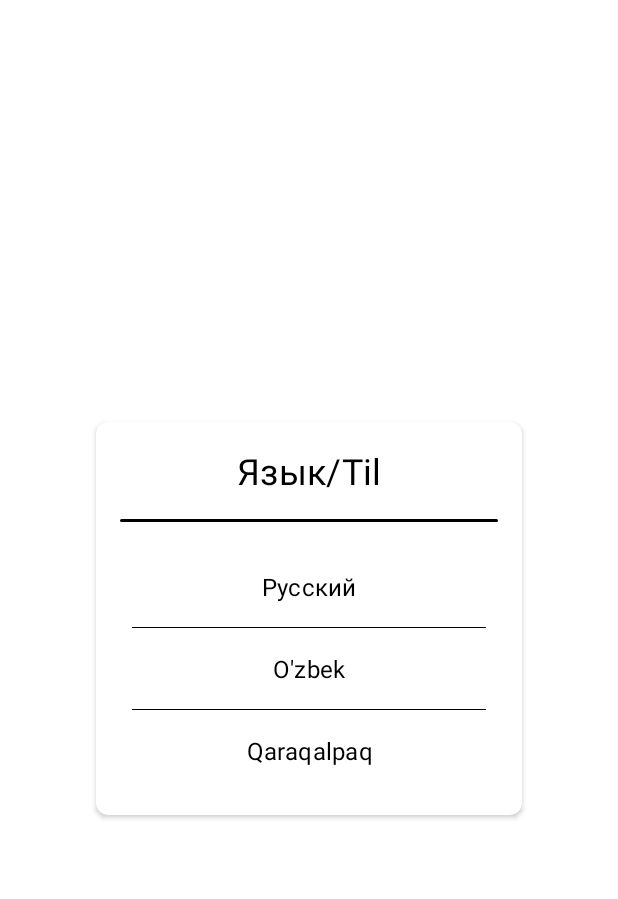
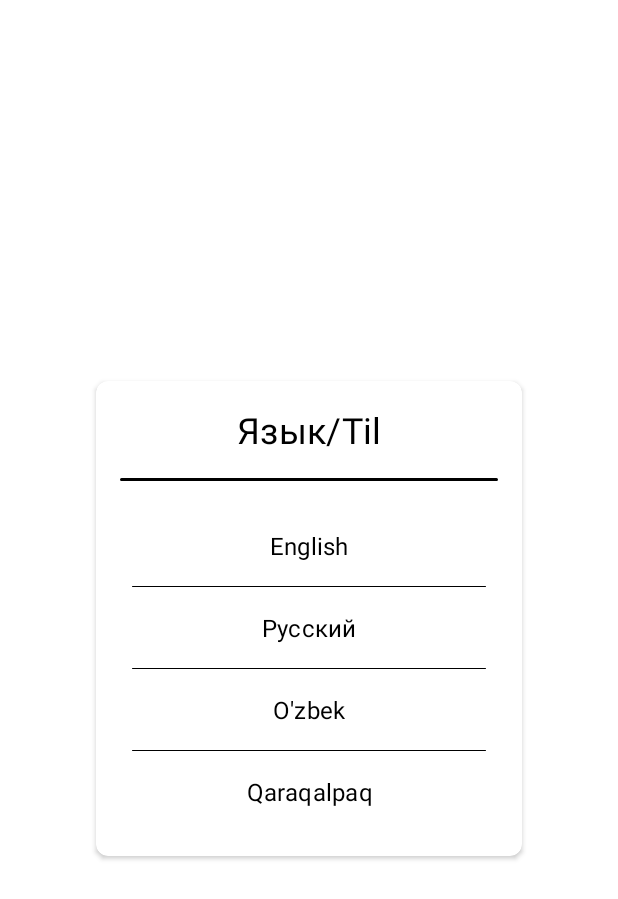
Before and after one commit to djakonystar/SmartShop, an Android app: the screen it shows after launch (MainActivity), on a phone screen of 412 x 824 dp. Shown: the top 899 px of the screen. Run offline under Robolectric (Android 15) with nearby library versions, the phone set to English and light mode, and no system bars; libraries missing offline, so code that uses them is left out: hu.akarnokd.rxjava3.

Commit message:
added English

```diff
--- a/app/src/main/java/uz/texnopos/elektrolife/ui/main/dialog/LangDialog.kt
+++ b/app/src/main/java/uz/texnopos/elektrolife/ui/main/dialog/LangDialog.kt
@@ -47,6 +47,11 @@ class LangDialog : DialogFragment() {
                 dismiss()
                 (requireActivity() as MainActivity).setNewLocale()
             }
+            tvEng.onClick {
+                settings.language = "en"
+                dismiss()
+                (requireActivity() as MainActivity).setNewLocale()
+            }
         }
     }
 }
--- a/app/src/main/java/uz/texnopos/elektrolife/ui/start/StartFragment.kt
+++ b/app/src/main/java/uz/texnopos/elektrolife/ui/start/StartFragment.kt
@@ -43,6 +43,11 @@ class StartFragment : Fragment(R.layout.fragment_start) {
                 (requireActivity() as MainActivity).setNewLocale()
                 settings.firstRun = false
             }
+            tvEng.onClick{
+                settings.language = "en"
+                (requireActivity() as MainActivity).setNewLocale()
+                settings.firstRun = false
+            }
         }
     }
 }
--- a/app/src/main/res/layout/fragment_start.xml
+++ b/app/src/main/res/layout/fragment_start.xml
@@ -46,18 +46,45 @@
                 app:layout_constraintTop_toBottomOf="@id/tvTitle" />
 
             <TextView
-                android:id="@+id/tvRu"
-                android:layout_width="match_parent"
+                android:id="@+id/tvEng"
+                android:layout_width="0dp"
                 android:layout_height="wrap_content"
                 android:layout_marginTop="@dimen/margin_standard"
-                android:paddingVertical="@dimen/padding_standard"
                 android:clickable="true"
                 android:focusable="true"
                 android:foreground="?attr/selectableItemBackground"
+                android:paddingVertical="@dimen/padding_standard"
+                android:text="English"
+                android:textAlignment="center"
+                android:textAppearance="@style/TextAppearance.ElektroLife.TwentyTwo"
+                app:layout_constraintEnd_toEndOf="parent"
+                app:layout_constraintStart_toStartOf="parent"
+                app:layout_constraintTop_toBottomOf="@id/dividerTitle" />
+
+            <View
+                android:id="@+id/dividerEng"
+                android:layout_width="0dp"
+                android:layout_height="0.5dp"
+                android:layout_marginHorizontal="@dimen/margin_large_standard"
+                android:background="@drawable/view_divider"
+                app:layout_constraintEnd_toEndOf="parent"
+                app:layout_constraintStart_toStartOf="parent"
+                app:layout_constraintTop_toBottomOf="@id/tvEng" />
+
+            <TextView
+                android:id="@+id/tvRu"
+                android:layout_width="0dp"
+                android:layout_height="wrap_content"
+                android:clickable="true"
+                android:focusable="true"
+                android:foreground="?attr/selectableItemBackground"
+                android:paddingVertical="@dimen/padding_standard"
                 android:text="Русский"
                 android:textAlignment="center"
                 android:textAppearance="@style/TextAppearance.ElektroLife.TwentyTwo"
-                app:layout_constraintTop_toBottomOf="@id/dividerTitle" />
+                app:layout_constraintEnd_toEndOf="parent"
+                app:layout_constraintStart_toStartOf="parent"
+                app:layout_constraintTop_toBottomOf="@id/dividerEng" />
 
             <View
                 android:id="@+id/dividerRu"
```
Also changed, not shown: app/src/main/res/layout/dialog_lang.xml (+28 -3 lines), 1 other file.
